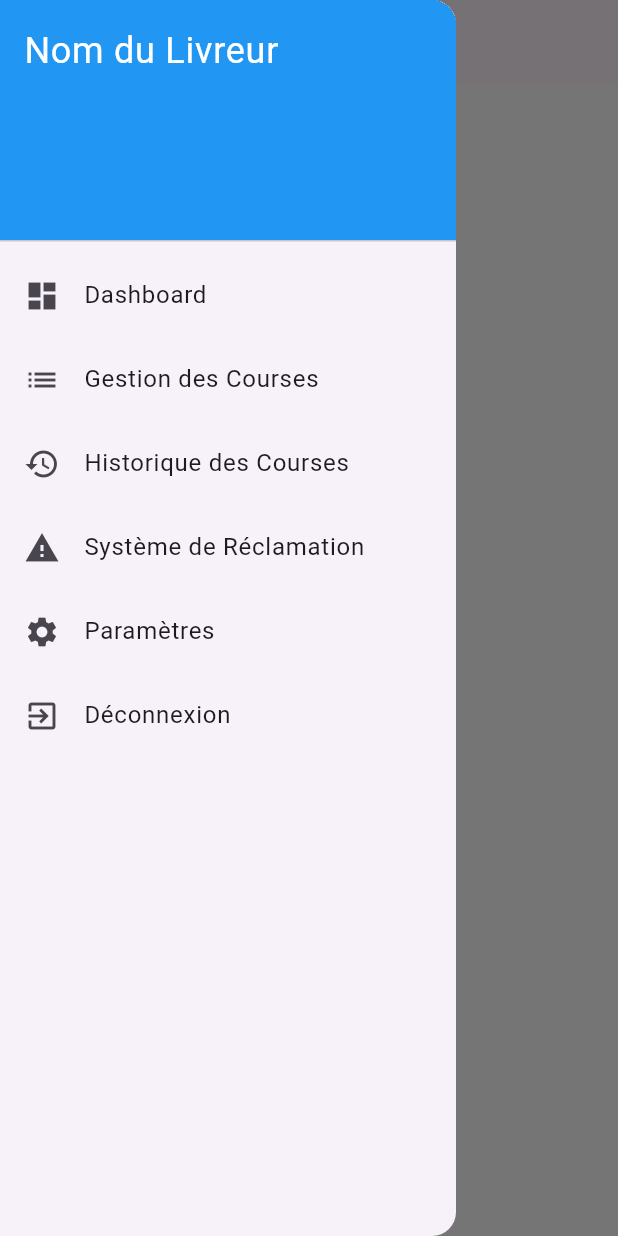
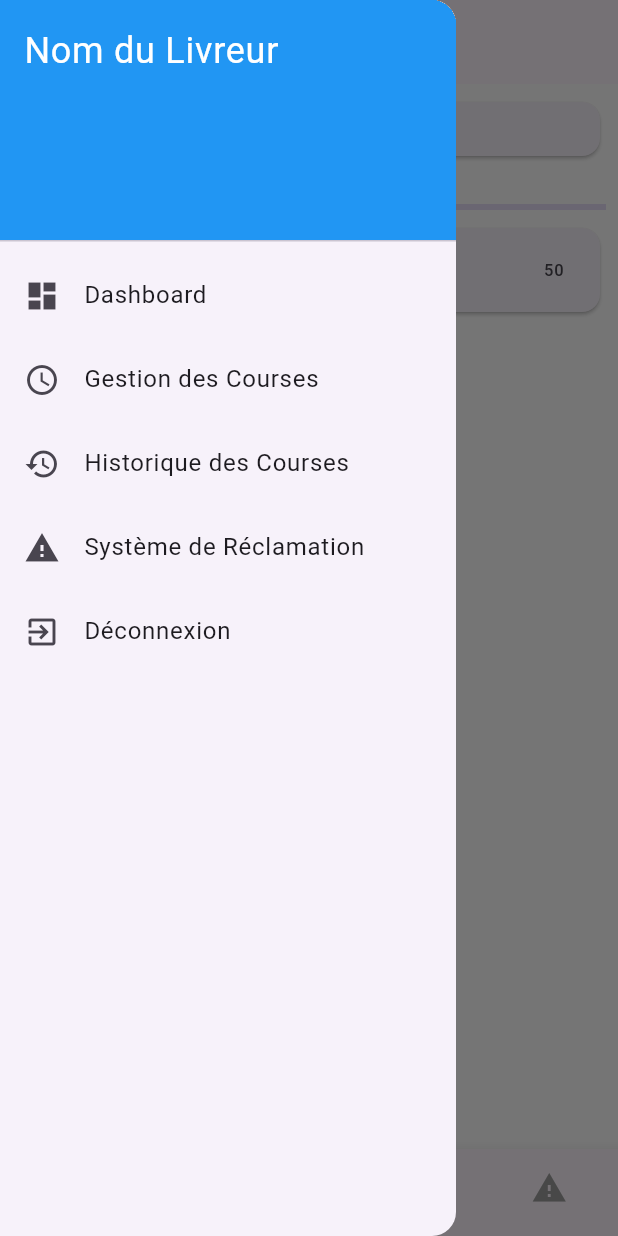
Before and after one commit to O-Vite/O-Vite-monorepo, a Flutter app: the LivreurHomePage screen opened directly, with the side drawer open, on a phone screen of 412 x 824 dp. Run offline on Flutter 3.47's test engine with Material 3 defaults, Android fonts, the phone set to English and light mode, and no system bars; our stand-ins replace cached_network_image, fl_chart, flutter_map, flutter_svg, latlong2, shared_preferences; missing offline and left inert: jwt_decode; accounts and stored records are empty; network calls fail.

Commit message:
dashboard + fix livreur view

```diff
--- a/flutter/ovite/lib/src/features/client/widgets/ClientHomePageContent.dart
+++ b/flutter/ovite/lib/src/features/client/widgets/ClientHomePageContent.dart
@@ -31,7 +31,6 @@ class Product {
   }
 }
 
-// Fonction pour récupérer les produits depuis l'API
 Future<List<Product>> fetchProducts() async {
   final response = await http.get(Uri.parse('http://localhost:3000/products'));
 
@@ -39,11 +38,10 @@ Future<List<Product>> fetchProducts() async {
     List<dynamic> productsJson = json.decode(response.body);
     return productsJson.map((json) => Product.fromJson(json)).toList();
   } else {
-    throw Exception('Failed to load products');
+    throw Exception('Echec du chargement des produits');
   }
 }
 
-// Page principale des produits
 class ClientHomePageContent extends StatefulWidget {
   @override
   _ClientHomePageContentState createState() => _ClientHomePageContentState();
--- /dev/null
+++ b/flutter/ovite/lib/src/features/livreur/screens/dashboard.dart
@@ -0,0 +1,52 @@
+import 'package:flutter/material.dart';
+
+class LivreurDashboard extends StatelessWidget {
+  final bool hasOngoingDelivery;
+  final double levelProgress;
+
+  LivreurDashboard({this.hasOngoingDelivery = false, this.levelProgress = 0.0});
+
+  @override
+  Widget build(BuildContext context) {
+    return ListView(
+      padding: EdgeInsets.all(8.0),
+      children: <Widget>[
+        _buildCurrentDeliveryCard(),
+        _buildLevelProgress(),
+        _buildStatisticsCard('Nombre total de livraison', '50'),
+      ],
+    );
+  }
+
+  Widget _buildCurrentDeliveryCard() {
+    return Card(
+      child: Padding(
+        padding: EdgeInsets.all(8.0),
+        child: hasOngoingDelivery
+            ? Text('Details of the ongoing delivery')
+            : Text('Pas de course en cours'),
+      ),
+    );
+  }
+
+  Widget _buildLevelProgress() {
+    return Padding(
+      padding: EdgeInsets.symmetric(vertical: 8.0),
+      child: Column(
+        children: <Widget>[
+          Text('Niveau du Livreur'),
+          LinearProgressIndicator(value: levelProgress),
+        ],
+      ),
+    );
+  }
+
+  Widget _buildStatisticsCard(String title, String value) {
+    return Card(
+      child: ListTile(
+        title: Text(title),
+        trailing: Text(value),
+      ),
+    );
+  }
+}
--- a/flutter/ovite/lib/src/features/livreur/screens/livreur_home_page.dart
+++ b/flutter/ovite/lib/src/features/livreur/screens/livreur_home_page.dart
@@ -1,16 +1,40 @@
 import 'package:flutter/material.dart';
 import 'package:ovite/src/shared/user_session.dart';
 import 'package:ovite/src/features/auth/login/login_page.dart';
-import 'package:ovite/src/shared/components/livreur_components/bar_chart_component.dart';
-import 'package:ovite/src/shared/components/livreur_components/pie_chart_component.dart';
 import 'package:ovite/src/features/livreur/screens/gestion_courses_home_page.dart';
+import 'package:ovite/src/features/livreur/screens/dashboard.dart';
 
-class LivreurHomePage extends StatelessWidget {
+class LivreurHomePage extends StatefulWidget {
+  @override
+  _LivreurHomePageState createState() => _LivreurHomePageState();
+}
+
+class _LivreurHomePageState extends State<LivreurHomePage> {
+  late int _currentIndex;
+
+  @override
+  void initState() {
+    super.initState();
+    _currentIndex = UserSession.currentTabIndex ?? 0;
+  }
+
+  final List<Widget> _pages = [
+    LivreurDashboard(),
+    GestionDesCoursesPage(),
+  ];
+
+  void onTabTapped(int index) {
+    setState(() {
+      _currentIndex = index;
+    });
+    UserSession.setTabIndex(index);
+  }
+
   @override
   Widget build(BuildContext context) {
     return Scaffold(
       appBar: AppBar(
-        title: Text('Page d\'Accueil Livreur'),
+        title: Text('Livreur Dashboard'),
       ),
       drawer: Drawer(
         child: ListView(
@@ -31,36 +55,41 @@ class LivreurHomePage extends StatelessWidget {
             ListTile(
               leading: Icon(Icons.dashboard),
               title: Text('Dashboard'),
-              onTap: () {},
+              onTap: () {
+                Navigator.of(context).pop();
+                setState(() {
+                  _currentIndex = 0;
+                });
+              },
             ),
             ListTile(
-              leading: Icon(Icons.list),
+              leading: Icon(Icons.schedule), // or Icons.assignment
               title: Text('Gestion des Courses'),
               onTap: () {
                 Navigator.of(context).pop();
-                Navigator.of(context).push(
-                  MaterialPageRoute(
-                      builder: (context) => GestionDesCoursesPage()),
-                );
+                setState(() {
+                  _currentIndex = 1;
+                });
               },
             ),
             ListTile(
               leading: Icon(Icons.history),
               title: Text('Historique des Courses'),
-              onTap: () {},
-            ),
-            ListTile(
-              leading: Icon(Icons.report_problem),
-              title: Text('Système de Réclamation'),
               onTap: () {
-                // Naviguer vers Système de Réclamation
+                Navigator.of(context).pop();
+                setState(() {
+                  _currentIndex = 2;
+                });
               },
             ),
             ListTile(
-              leading: Icon(Icons.settings),
-              title: Text('Paramètres'),
+              leading: Icon(Icons.report_problem), // or Icons.feedback
+              title: Text('Système de Réclamation'),
               onTap: () {
-                // Naviguer vers Paramètres
+                Navigator.of(context).pop();
+                setState(() {
+                  _currentIndex = 3;
+                });
               },
             ),
             ListTile(
@@ -76,10 +105,24 @@ class LivreurHomePage extends StatelessWidget {
           ],
         ),
       ),
-      body: SingleChildScrollView(
-        child: Column(
-          children: [],
-        ),
+      body: _pages[_currentIndex],
+      bottomNavigationBar: BottomNavigationBar(
+        onTap: onTabTapped,
+        currentIndex: _currentIndex,
+        selectedItemColor: Colors.blue,
+        unselectedItemColor: Colors.grey,
+        items: [
+          BottomNavigationBarItem(
+              icon: Icon(Icons.dashboard), label: 'Dashboard'),
+          BottomNavigationBarItem(
+              icon: Icon(Icons.schedule), // or Icons.assignment
+              label: 'Gestion des Courses'),
+          BottomNavigationBarItem(
+              icon: Icon(Icons.history), label: 'Historique des Courses'),
+          BottomNavigationBarItem(
+              icon: Icon(Icons.report_problem), // or Icons.feedback
+              label: 'Système de Réclamation'),
+        ],
       ),
     );
   }
```
Also changed, not shown: flutter/ovite/lib/src/features/livreur/screens/gestion_courses_home_page.dart (+35 -27 lines), 3 other files.
